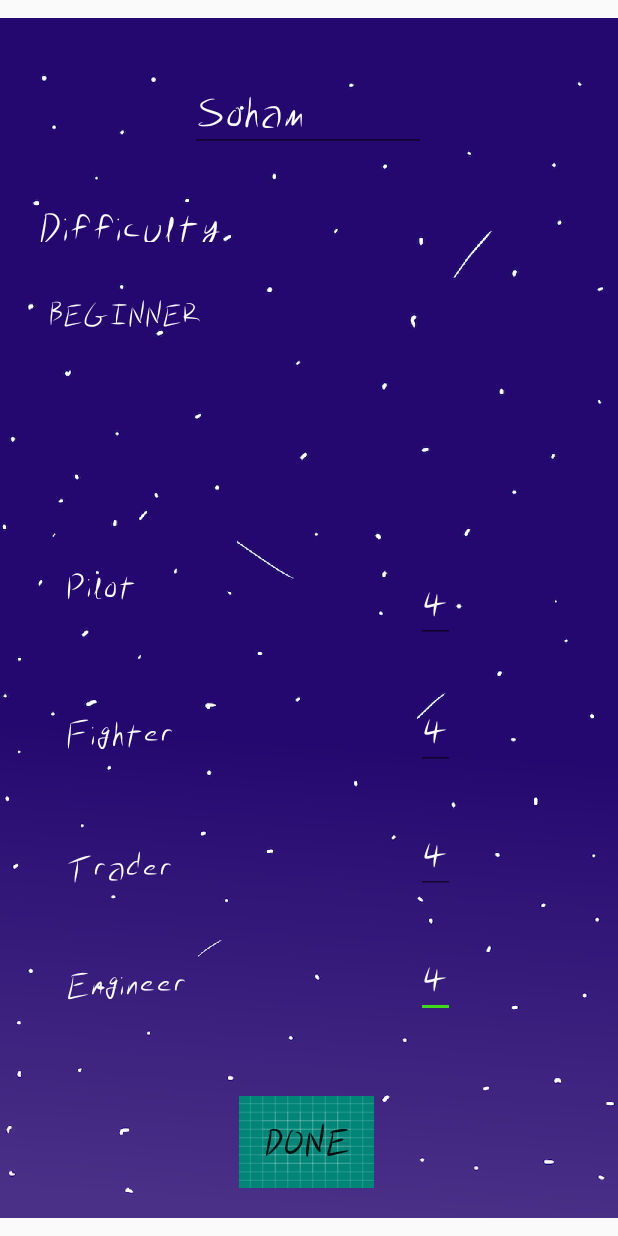
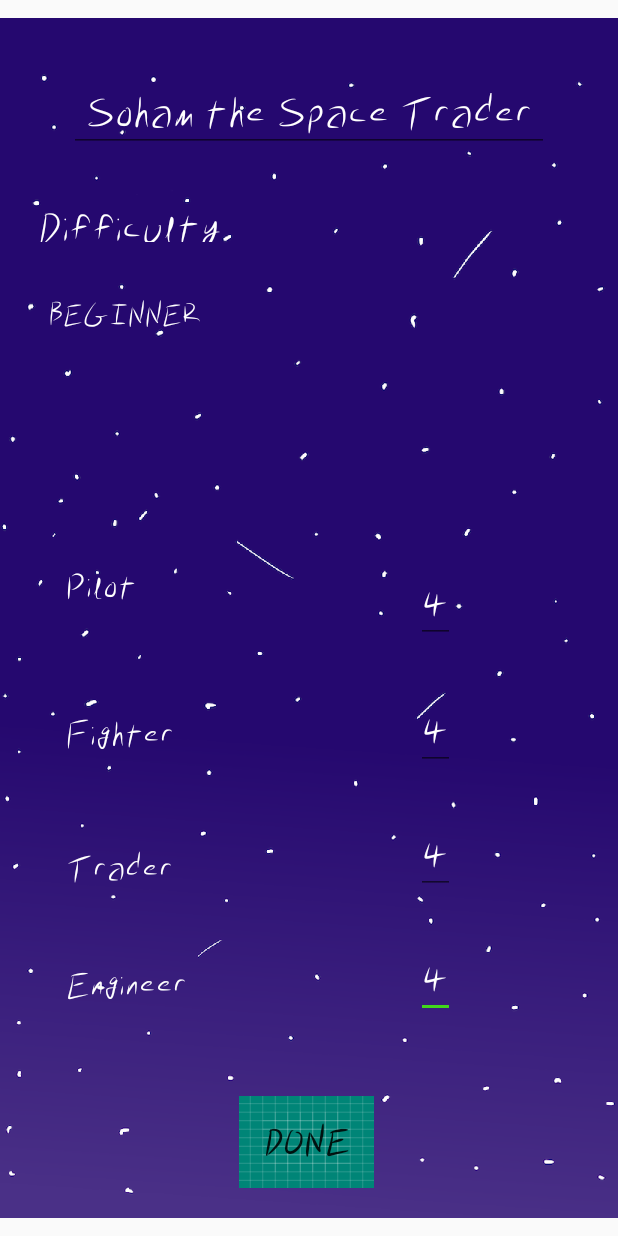
Before and after one commit to Astro-Devs/SpaceTraders, an Android app: the ConfigurationActivity screen opened directly, with no data from a screen before it, on a phone screen of 412 x 824 dp. Run offline under Robolectric (Android 15) with nearby library versions, the phone set to English and light mode, and no system bars.

Commit message:
change credits to use soham font and support longer player name

```diff
--- a/app/src/main/res/layout/activity_config.xml
+++ b/app/src/main/res/layout/activity_config.xml
@@ -69,7 +69,7 @@
             app:layout_constraintHorizontal_bias="0.064" android:layout_marginTop="36dp"/>
     <EditText
             android:textColor="#FFFFFF"
-            android:layout_width="157dp"
+            android:layout_width="320dp"
             android:layout_height="49dp" android:id="@+id/playerName"
             android:layout_marginTop="52dp"
             app:layout_constraintTop_toTopOf="parent"
@@ -78,7 +78,8 @@
             android:layout_marginStart="8dp" app:layout_constraintHorizontal_bias="0.498" android:editable="false"
             android:inputType="textPersonName" android:fontFamily="@font/soham" android:textSize="30sp"
             android:hint="Player Name"
-            android:textColorHint="#808080" android:text="Soham"/>
+            android:gravity="center"
+            android:textColorHint="#808080" android:text="Soham the Space Trader"/>
     <Spinner
             android:layout_width="280dp"
             android:layout_height="41dp"
--- a/app/src/main/res/layout/universe_recycler.xml
+++ b/app/src/main/res/layout/universe_recycler.xml
@@ -40,6 +40,7 @@
             android:layout_marginTop="12dp"
             android:textColor="#FFFFFF"
             android:text="1000 cred"
+            android:fontFamily="@font/soham"
             android:layout_alignRight="@+id/tokenImg"
             android:id="@+id/creditsText"
     />
```
